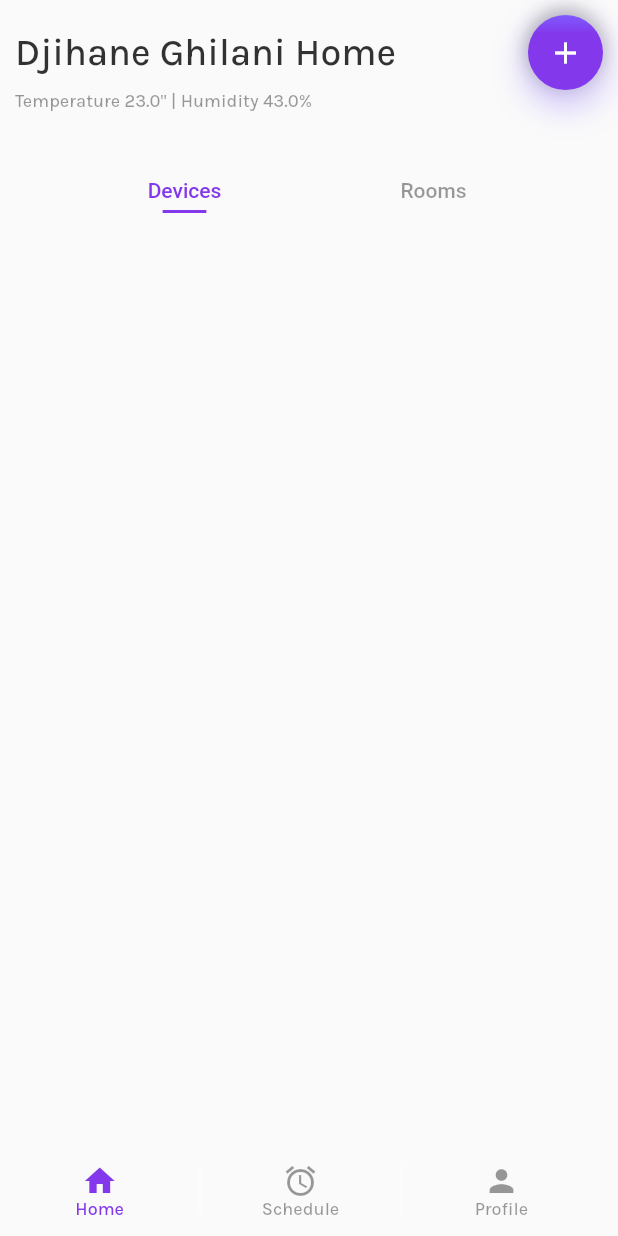
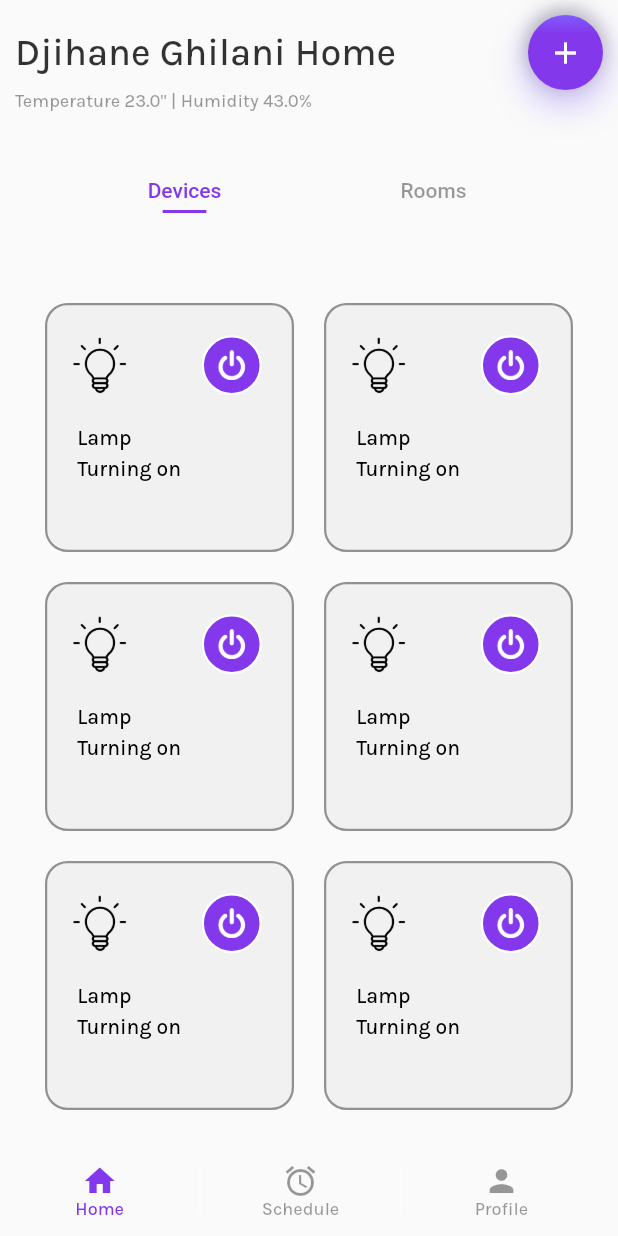
Before and after one commit to Djihanegh/flutter_smart_home_app, a Flutter app: the screen it shows after launch, on a phone screen of 412 x 824 dp. Run offline on Flutter 3.47's test engine with Material 2 defaults, Android fonts, the phone set to English and light mode, and no system bars; drawn by our look-alikes of auto_size_text.

Commit message:
finished home page devices section

```diff
--- a/lib/presentation/home/components/custom_grid_view.dart
+++ b/lib/presentation/home/components/custom_grid_view.dart
@@ -1,6 +1,8 @@
 import 'package:flutter/cupertino.dart';
+import 'package:smart_home_app/presentation/home/components/device_item.dart';
+import 'package:smart_home_app/utils/app_assets.dart';
 
-import '../../../utils/size_config.dart';
+import '../../../utils/constants.dart';
 
 class CustomGridView extends StatelessWidget {
   const CustomGridView({Key? key}) : super(key: key);
@@ -10,16 +12,14 @@ class CustomGridView extends StatelessWidget {
     return GridView.builder(
       shrinkWrap: true,
       primary: false,
-      padding: EdgeInsets.only(
-          left: SizeConfig.screenWidth! / 4,
-          right: SizeConfig.screenWidth! / 4,
-          top: SizeConfig.screenHeight! * 0.15),
+      padding: padding20,
       itemCount: 10,
       itemBuilder: (BuildContext ctx, index) {
-        return Container();
+        return const Deviceitem(
+            title: "Lamp", subtitle: 'Turning on', image: lamp, isOn: true);
       },
       gridDelegate: const SliverGridDelegateWithFixedCrossAxisCount(
-          crossAxisCount: 2, crossAxisSpacing: 0, mainAxisSpacing: 0),
+          crossAxisCount: 2, crossAxisSpacing: 20, mainAxisSpacing: 20),
     );
   }
 }
--- a/lib/presentation/home/components/device_item.dart
+++ b/lib/presentation/home/components/device_item.dart
@@ -1,5 +1,8 @@
 import 'package:auto_size_text/auto_size_text.dart';
 import 'package:flutter/material.dart';
+import 'package:smart_home_app/utils/app_style.dart';
+import 'package:smart_home_app/utils/constants.dart';
+import 'package:smart_home_app/utils/size_config.dart';
 
 import 'power_button.dart';
 
@@ -19,23 +22,38 @@ class Deviceitem extends StatelessWidget {
   @override
   Widget build(BuildContext context) {
     return Container(
+        padding: const EdgeInsets.all(10),
         decoration: BoxDecoration(
+            color: Colors.grey.withOpacity(0.1),
             borderRadius: BorderRadius.circular(15),
-            border: Border.all(width: 1, color: Colors.black.withOpacity(0.4))),
+            border:
+                Border.all(width: 1.5, color: Colors.black.withOpacity(0.4))),
         child: Column(
+          mainAxisAlignment: MainAxisAlignment.start,
+          crossAxisAlignment: CrossAxisAlignment.start,
           children: [
             Row(
               mainAxisAlignment: MainAxisAlignment.spaceBetween,
               crossAxisAlignment: CrossAxisAlignment.center,
               children: [
-                Image.asset(image),
+                Image.asset(image, height: 50, width: 50),
                 const PowerButton(
                   isActive: true,
                 ),
               ],
             ),
-            AutoSizeText(title),
-            AutoSizeText(subtitle)
+            Padding(
+                padding: const EdgeInsets.only(left: 10, top: 10, bottom: 5),
+                child: AutoSizeText(
+                  title,
+                  style: TextStyles.karla.copyWith(color: Colors.black),
+                )),
+            Padding(
+                padding: const EdgeInsets.only(left: 10),
+                child: AutoSizeText(
+                  subtitle,
+                  style: TextStyles.karla.copyWith(color: Colors.black),
+                ))
           ],
         ));
   }
--- a/lib/presentation/home/components/power_button.dart
+++ b/lib/presentation/home/components/power_button.dart
@@ -1,5 +1,6 @@
 import 'package:flutter/material.dart';
 import 'package:smart_home_app/utils/app_assets.dart';
+import 'package:smart_home_app/utils/constants.dart';
 
 import '../../../utils/app_colors.dart';
 
@@ -9,16 +10,22 @@ class PowerButton extends StatelessWidget {
 
   @override
   Widget build(BuildContext context) {
-    return Container(
-        height: 20,
-        width: 20,
+    return Padding(
+        padding: padding10,
+        child: Container(
+            height: 40,
+            width: 40,
+            padding: padding2,
             decoration: BoxDecoration(
                 color: isActive ? primaryColor : Colors.white,
                 borderRadius: BorderRadius.circular(30),
-            border: Border.all(width: 1, color: Colors.white)),
+                border: Border.all(width: 1.5, color: Colors.white)),
+            child: Center(
                 child: Image.asset(
               powerBtn,
+              height: 20,
+              width: 20,
               color: isActive ? Colors.white : primaryColor,
-        ));
+            ))));
   }
 }
--- a/lib/utils/constants.dart
+++ b/lib/utils/constants.dart
@@ -2,3 +2,5 @@ import 'package:flutter/cupertino.dart';
 
 const padding10 = EdgeInsets.all(10);
 const padding30 = EdgeInsets.all(30);
+const padding2 = EdgeInsets.all(2);
+const padding20 = EdgeInsets.all(20);
--- a/pubspec.yaml
+++ b/pubspec.yaml
@@ -70,7 +70,7 @@ flutter:
 
   # To add assets to your application, add an assets section, like this:
   assets:
-    - icons/ #   - images/a_dot_ham.jpeg
+    - assets/icons/ #   - images/a_dot_ham.jpeg
 
   # An image asset can refer to one or more resolution-specific "variants", see
   # https://flutter.dev/assets-and-images/#resolution-aware
```
Lines whose indentation alone changed are shown as unchanged.
